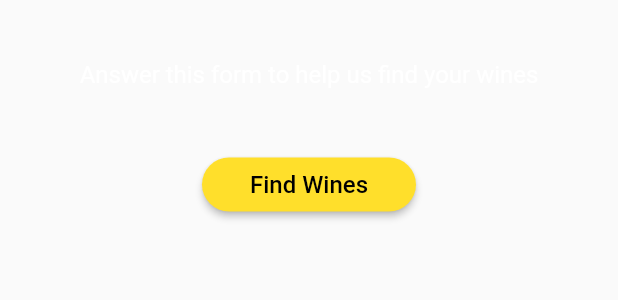
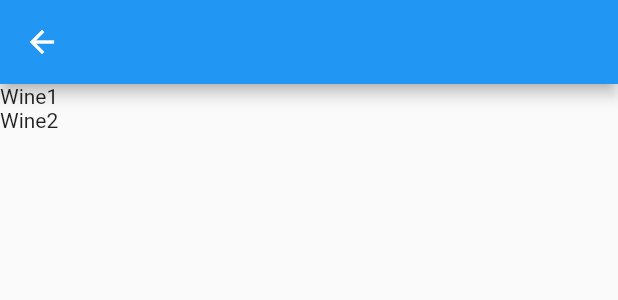
Before and after one commit to sergioluisfilho/Projeto3, a Flutter app: the Discover widget shown alone on an empty page, opened directly, after a tap on "Find Wines", on a phone screen of 412 x 824 dp. Shown: the top 300 px of the screen. Run offline on Flutter 3.47's test engine with Material 2 defaults, Android fonts, the light colour scheme and no system bars; our stand-ins replace cloud_firestore, firebase_auth, font_awesome_flutter, google_sign_in; accounts and stored records are empty.

Commit message:
Update Discover.dart and ListWines.dart

```diff
--- a/lib/views/Discover.dart
+++ b/lib/views/Discover.dart
@@ -1,4 +1,5 @@
 import 'package:flutter/material.dart';
+import 'package:winest/views/ListWines.dart';
 
 class Discover extends StatefulWidget {
   @override
@@ -32,7 +33,10 @@ class _DiscoverState extends State<Discover> {
               style: TextStyle(color: Colors.white, fontSize: 16.0)),
         )),
         ElevatedButton(
-            onPressed: () {},
+            onPressed: () {
+              Navigator.push(context,
+                  new MaterialPageRoute(builder: (contex) => ListWines()));
+            },
             child: Padding(
               padding: const EdgeInsets.fromLTRB(16, 8, 16, 8),
               child: Text("Find Wines",
--- /dev/null
+++ b/lib/views/ListWines.dart
@@ -0,0 +1,17 @@
+import 'package:flutter/material.dart';
+
+class ListWines extends StatefulWidget {
+  const ListWines({Key key}) : super(key: key);
+
+  @override
+  _ListWinesState createState() => _ListWinesState();
+}
+
+class _ListWinesState extends State<ListWines> {
+
+  @override
+  Widget build(BuildContext context) {
+    return Scaffold(
+        appBar: AppBar(), body: Column(children: <Widget>[Text('Wine1'), Text('Wine2')]));
+  }
+}
```
